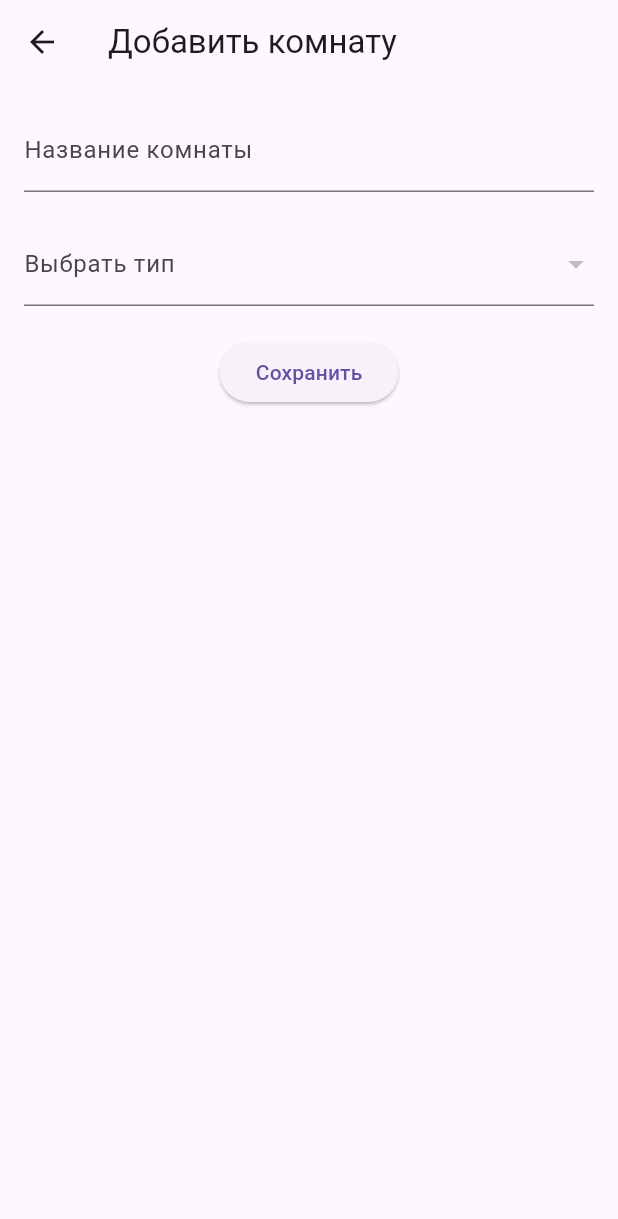
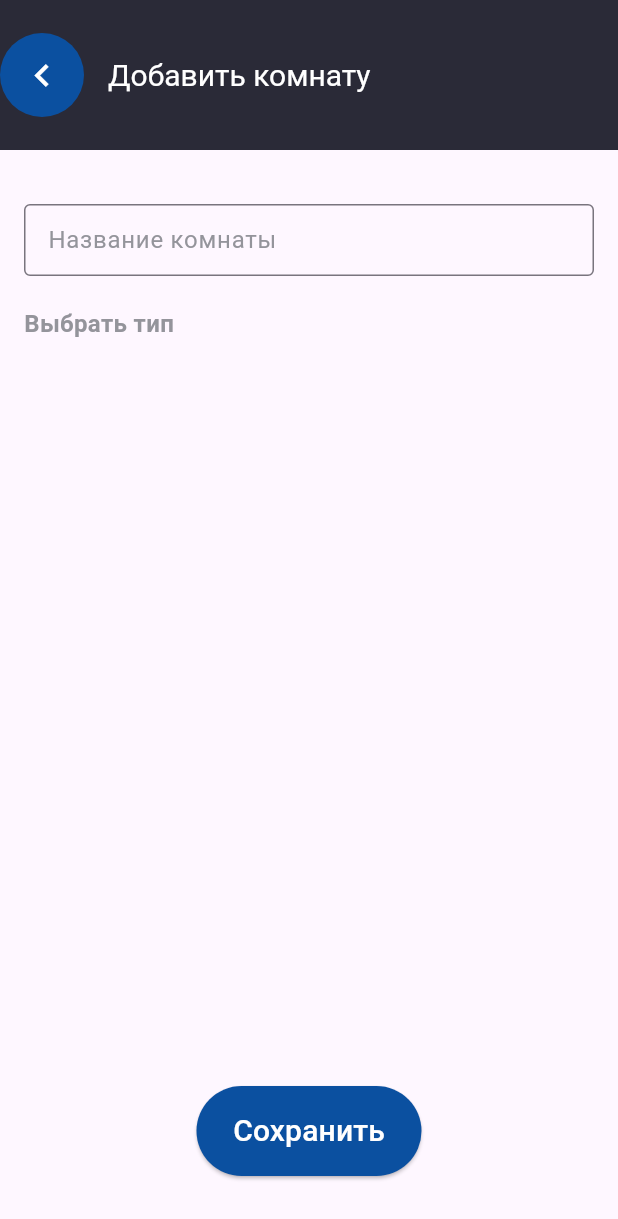
Before and after one commit to mmigur/SmartHouse, a Flutter app: the HomeScreen screen opened directly with empty values, after a tap on the "add" icon, on a phone screen of 412 x 824 dp. Shown: the top 1219 px of the screen. Run offline on Flutter 3.47's test engine with Material 3 defaults, Android fonts, the phone set to English and light mode, and no system bars; our stand-ins replace supabase_flutter; accounts and stored records are empty.

Commit message:
<edit>: redesign home and add room screen

```diff
--- a/lib/add_room_screen.dart
+++ b/lib/add_room_screen.dart
@@ -52,17 +52,46 @@ class _AddRoomScreenState extends State<AddRoomScreen> {
   Widget build(BuildContext context) {
     return Scaffold(
       appBar: AppBar(
-        title: Text('Добавить комнату'),
+        backgroundColor: Color(0xFF2A2A37),
+        toolbarHeight: 100,
+        leading: Container(
+          width: 50,
+          height: 50,
+          decoration: BoxDecoration(
+            color: Color(0xFF0B50A0),
+            shape: BoxShape.circle,
+          ),
+          child: IconButton(
+            icon: Icon(Icons.chevron_left, color: Colors.white, size: 30),
+            onPressed: () {
+              Navigator.of(context).pop();
+            },
+          ),
+        ),
+        title: Text(
+          'Добавить комнату',
+          style: TextStyle(color: Colors.white, fontSize: 20),
+        ),
       ),
       body: Padding(
         padding: const EdgeInsets.all(16.0),
         child: Form(
           key: _formKey,
           child: Column(
+            crossAxisAlignment: CrossAxisAlignment.start,
             children: [
+              SizedBox(height: 20),
               TextFormField(
                 controller: _roomNameController,
-                decoration: InputDecoration(labelText: 'Название комнаты'),
+                decoration: InputDecoration(
+                  hintText: 'Название комнаты',
+                  hintStyle: TextStyle(color: Color(0xFF94949B)),
+                  border: OutlineInputBorder(
+                    borderSide: BorderSide(color: Color(0xFF94949B)),
+                  ),
+                  contentPadding: EdgeInsets.symmetric(horizontal: 12, vertical: 12),
+                ),
+                style: TextStyle(color: Color(0xFF94949B)),
                 validator: (value) {
                   if (value == null || value.isEmpty) {
                     return 'Пожалуйста, введите название комнаты';
@@ -71,31 +100,74 @@ class _AddRoomScreenState extends State<AddRoomScreen> {
                 },
               ),
               SizedBox(height: 20),
-              DropdownButtonFormField<String>(
-                value: _selectedRoomType,
-                items: _roomTypes.map((roomType) {
-                  return DropdownMenuItem<String>(
-                    value: roomType.id,
-                    child: Row(
+              Text(
+                'Выбрать тип',
+                style: TextStyle(
+                    fontSize: 16,
+                    fontWeight: FontWeight.bold,
+                    color: Color(0xFF94949B)
+                ),
+              ),
+              SizedBox(height: 8),
+              Expanded(
+                child: GridView.builder(
+                  shrinkWrap: true,
+                  gridDelegate: SliverGridDelegateWithFixedCrossAxisCount(
+                    crossAxisCount: 3,
+                    childAspectRatio: 1.0,
+                    mainAxisSpacing: 8.0,
+                    crossAxisSpacing: 8.0,
+                  ),
+                  itemCount: _roomTypes.length,
+                  itemBuilder: (context, index) {
+                    final roomType = _roomTypes[index];
+                    return GestureDetector(
+                      onTap: () {
+                        setState(() {
+                          _selectedRoomType = roomType.id;
+                        });
+                      },
+                      child: Column(
                         children: [
-                        Image.network(roomType.imageUrl, height: 50, width: 50),
-                        SizedBox(width: 10),
+                          Container(
+                            decoration: BoxDecoration(
+                              border: _selectedRoomType == roomType.id
+                                  ? Border.all(color: Color(0xFF0B50A0), width: 2)
+                                  : null,
+                              borderRadius: BorderRadius.circular(8),
+                            ),
+                            padding: EdgeInsets.all(8),
+                            child: Image.network(
+                              roomType.imageUrl,
+                              height: 50,
+                              width: 50,
+                            ),
+                          ),
+                          SizedBox(height: 8),
                           Text(roomType.name),
                         ],
                       ),
                     );
-                }).toList(),
-                onChanged: (value) {
-                  setState(() {
-                    _selectedRoomType = value!;
-                  });
                   },
-                decoration: InputDecoration(labelText: 'Выбрать тип'),
+                ),
               ),
               SizedBox(height: 20),
-              ElevatedButton(
+              Align(
+                alignment: Alignment.bottomCenter,
+                child: Padding(
+                  padding: const EdgeInsets.only(bottom: 24.0),
+                  child: ElevatedButton(
                     onPressed: _submitForm,
-                child: Text('Сохранить'),
+                    child: Text(
+                      'Сохранить',
+                      style: TextStyle(color: Colors.white, fontSize: 20),
+                    ),
+                    style: ElevatedButton.styleFrom(
+                      primary: Color(0xFF0B50A0),
+                      minimumSize: Size(150, 60),
+                    ),
+                  ),
+                ),
               ),
             ],
           ),
--- a/lib/home_screen.dart
+++ b/lib/home_screen.dart
@@ -1,96 +1,181 @@
 import 'package:flutter/material.dart';
 import 'package:smart_house/server/server.dart';
+import 'package:smart_house/models/models.dart';
 import 'package:smart_house/add_room_screen.dart';
-import 'package:smart_house/models/models.dart';
 
 class HomeScreen extends StatefulWidget {
   final String userId;
   final String address;
 
-  HomeScreen({required this.userId, required this.address});
+  HomeScreen({
+    required this.userId,
+    required this.address,
+  });
 
   @override
   _HomeScreenState createState() => _HomeScreenState();
 }
 
-class _HomeScreenState extends State<HomeScreen> {
+class _HomeScreenState extends State<HomeScreen> with SingleTickerProviderStateMixin {
   final SupabaseService _supabaseService = SupabaseService();
   List<Room> _rooms = [];
+  late TabController _tabController;
 
   @override
   void initState() {
     super.initState();
     _loadRooms();
+    _tabController = TabController(length: 3, vsync: this);
   }
 
   Future<void> _loadRooms() async {
     final rooms = await _supabaseService.getRooms(widget.userId);
-    print('Loaded rooms: $rooms'); // Добавляем отладочное сообщение
     setState(() {
       _rooms = rooms;
     });
   }
 
-  Future<void> _deleteRoom(String roomName) async {
-    await _supabaseService.deleteRoom(widget.userId, roomName);
-    await _loadRooms();
+  void _addRoom() async {
+    final roomName = await Navigator.of(context).push(
+      MaterialPageRoute(
+        builder: (context) => AddRoomScreen(userId: widget.userId),
+      ),
+    );
+
+    if (roomName != null) {
+      _loadRooms(); // Обновляем список комнат после добавления новой
+    }
+  }
+
+  @override
+  void dispose() {
+    _tabController.dispose();
+    super.dispose();
   }
 
   @override
   Widget build(BuildContext context) {
     return Scaffold(
       appBar: AppBar(
-        title: Text('Твой дом'),
+        backgroundColor: Color(0xFF2A2A37),
+        toolbarHeight: 100,
+        automaticallyImplyLeading: false,
+        title: Column(
+          crossAxisAlignment: CrossAxisAlignment.start,
+          children: [
+            Text('Твой дом', style: TextStyle(color: Colors.white, fontSize: 24)),
+            SizedBox(height: 8),
+            Row(
+              children: [
+                Icon(Icons.location_on, color: Color(0xFF94949B)),
+                SizedBox(width: 4),
+                Text(widget.address, style: TextStyle(color: Color(0xFF94949B), fontSize: 16)),
+              ],
+            )
+          ],
+        ),
         actions: [
-          IconButton(
-            icon: Icon(Icons.logout),
-            onPressed: () {
-              // Логика выхода из аккаунта
-            },
+          Padding(
+            padding: const EdgeInsets.only(right: 24.0),
+            child: Container(
+              width: 50,
+              height: 50,
+              decoration: BoxDecoration(
+                color: Color(0xFF0B50A0),
+                shape: BoxShape.circle,
+              ),
+              child: Center(
+                child: IconButton(
+                  icon: Icon(Icons.settings, size: 30),
+                  color: Colors.white,
+                  onPressed: () {
+                    // Действие при нажатии на иконку настроек
+                  },
+                ),
+              ),
+            ),
           ),
         ],
+        bottom: TabBar(
+          controller: _tabController,
+          labelColor: Colors.white,
+          indicatorColor: Color(0xFF0B50A0),
+          tabs: [
+            Tab(text: 'Комнаты'),
+            Tab(text: 'Устройства'),
+            Tab(text: 'Пользователи'),
+          ],
+        ),
       ),
       body: Column(
         children: [
-          Padding(
-            padding: const EdgeInsets.all(8.0),
-            child: Text(
-              '${widget.address}',
-              style: TextStyle(fontSize: 18, fontWeight: FontWeight.bold),
-            ),
-          ),
           Expanded(
-            child: ListView.builder(
-              itemCount: _rooms.length,
-              itemBuilder: (context, index) {
-                final room = _rooms[index];
-                return ListTile(
-                  leading: Image.network(room.imageUrl),
-                  title: Text(room.name),
-                  trailing: IconButton(
-                    icon: Icon(Icons.delete),
-                    onPressed: () => _deleteRoom(room.name),
-                  ),
-                );
-              },
+            child: TabBarView(
+              controller: _tabController,
+              children: [
+                _buildRoomsTab(),
+                _buildDevicesTab(),
+                _buildUsersTab(),
+              ],
             ),
           ),
         ],
       ),
       floatingActionButton: FloatingActionButton(
-        onPressed: () {
-          Navigator.of(context).push(
-            MaterialPageRoute(
-              builder: (context) => AddRoomScreen(userId: widget.userId),
-            ),
-          ).then((newRoom) {
-            if (newRoom != null) {
-              _loadRooms();
-            }
-          });
-        },
-        child: Icon(Icons.add),
+        backgroundColor: Color(0xFF0B50A0),
+        onPressed: _addRoom,
+        child: Icon(Icons.add, color: Colors.white),
       ),
     );
   }
+
+  Widget _buildRoomsTab() {
+    return _rooms.isEmpty
+        ? Center(child: Text('Нет комнат'))
+        : ListView.builder(
+      itemCount: _rooms.length,
+      itemBuilder: (context, index) {
+        final room = _rooms[index];
+        return Card(
+          margin: EdgeInsets.all(16),
+          color: Colors.white,
+          shape: RoundedRectangleBorder(
+            side: BorderSide(color: Color(0xFF0B50A0), width: 2),
+            borderRadius: BorderRadius.circular(8),
+          ),
+          child: Container(
+            width: 300,
+            height: 150,
+            child: Row(
+              children: [
+                SizedBox(width: 24),
+                Image.network(
+                    room.imageUrl,
+                    height: 100,
+                    width: 100,
+                ),
+                SizedBox(width: 24),
+                Text(
+                    room.name,
+                    style: TextStyle(
+                        fontSize: 24,
+                        color: Color(0xFF0B50A0),
+                      fontWeight: FontWeight.bold
+                    )
+                ),
+              ],
+            ),
+          ),
+        );
+      },
+    );
+  }
+
+  Widget _buildDevicesTab() {
+    return Center(child: Text('Устройства (в разработке)'));
+  }
+
+  Widget _buildUsersTab() {
+    return Center(child: Text('Пользователи (в разработке)'));
+  }
 }
```
Lines whose indentation alone changed are shown as unchanged.
